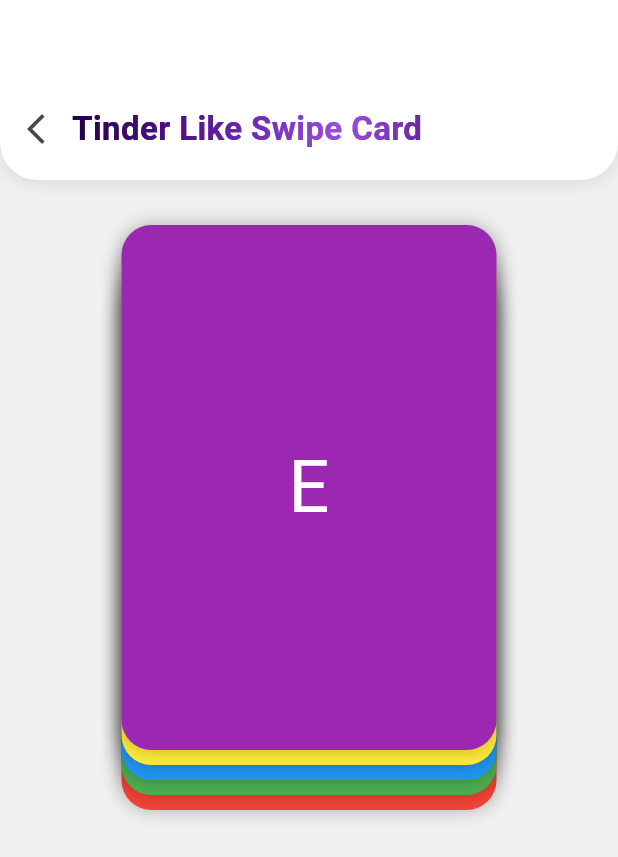
After one commit to MHuzaifaKhan97/mastering_flutter_animation, a Flutter app: the AnimationMiniProjects screen opened directly, after a tap on "Tinder Like Swipe Card", on a phone screen of 412 x 824 dp. The commit adds this screen. Shown: the top 857 px of the screen. Run offline on Flutter 3.47's test engine with Material 3 defaults, Android fonts, the phone set to English and light mode, and no system bars; our stand-ins replace flutter_riverpod, lottie, rive; missing offline and left inert: flutter_sequence_animation; project files that could hold a hidden picture were left out.

Commit message:
Tinder Like Animation Card Completed.

```diff
--- a/lib/modules/animation_mini_projects/animation_mini_projects.dart
+++ b/lib/modules/animation_mini_projects/animation_mini_projects.dart
@@ -1,6 +1,7 @@
 import 'package:flutter/material.dart';
 import 'package:mastering_flutter_animation/modules/animation_mini_projects/animated_login_screen/animated_login_screen.dart';
 import 'package:mastering_flutter_animation/modules/animation_mini_projects/custom_loading_spinner/custom_loading_spinner.dart';
+import 'package:mastering_flutter_animation/modules/animation_mini_projects/tinder_like_swipe_card/tinder_like_swipe_card.dart';
 import 'package:mastering_flutter_animation/widgets/custom_appbar_widget.dart';
 import 'package:mastering_flutter_animation/widgets/custom_button.dart';
 
@@ -46,6 +47,18 @@ class AnimationMiniProjects extends StatelessWidget {
                 );
               },
             ),
+            SizedBox(height: MediaQuery.of(context).size.height * 0.02),
+            CustomButton(
+              title: 'Tinder Like Swipe Card',
+              onTap: () {
+                Navigator.push(
+                  context,
+                  MaterialPageRoute(
+                    builder: (context) => const TinderLikeSwipeCard(),
+                  ),
+                );
+              },
+            ),
           ],
         ),
       ),
--- /dev/null
+++ b/lib/modules/animation_mini_projects/tinder_like_swipe_card/tinder_like_swipe_card.dart
@@ -0,0 +1,124 @@
+import 'package:flutter/material.dart';
+import 'package:mastering_flutter_animation/widgets/custom_appbar_widget.dart';
+
+class TinderLikeSwipeCard extends StatefulWidget {
+  final double size;
+  const TinderLikeSwipeCard({super.key, this.size = 120});
+
+  @override
+  State<TinderLikeSwipeCard> createState() => _TinderLikeSwipeCardState();
+}
+
+class _TinderLikeSwipeCardState extends State<TinderLikeSwipeCard>
+    with SingleTickerProviderStateMixin {
+  List<CardItem> cards = [
+    CardItem('A', Colors.red),
+    CardItem('B', Colors.green),
+    CardItem('C', Colors.blue),
+    CardItem('D', Colors.yellow),
+    CardItem('E', Colors.purple)
+  ];
+  Offset _position = Offset.zero;
+  double _rotation = 0;
+
+  void _onPanUpdate(DragUpdateDetails details) {
+    setState(() {
+      _position += details.delta;
+      _rotation = _position.dx / 300;
+    });
+  }
+
+  void _onPanEnd(DragEndDetails details) {
+    if (_position.dx > 150) {
+      // Swiped right
+      _removeTopCard();
+    } else if (_position.dx < -150) {
+      // Swiped left
+      _removeTopCard();
+    } else {
+      // Reset
+      setState(() {
+        _position = Offset.zero;
+        _rotation = 0;
+      });
+    }
+  }
+
+  void _removeTopCard() {
+    setState(() {
+      cards.removeLast();
+      _position = Offset.zero;
+      _rotation = 0;
+    });
+  }
+
+  @override
+  Widget build(BuildContext context) {
+    return Scaffold(
+      backgroundColor: const Color.fromARGB(255, 240, 240, 240),
+      appBar: CustomRoundedAppBar(
+        title: 'Tinder Like Swipe Card',
+        isBack: true,
+      ),
+      body: Center(
+        child: Stack(
+          alignment: Alignment.center,
+          children: cards.asMap().entries.map((entry) {
+            int index = entry.key;
+            // String label = entry.value.label;
+
+            bool isTopCard = index == cards.length - 1;
+
+            return Positioned(
+              top: 20 + (cards.length - index - 1) * 10,
+              child: isTopCard
+                  ? GestureDetector(
+                      onPanUpdate: _onPanUpdate,
+                      onPanEnd: _onPanEnd,
+                      child: Transform.translate(
+                        offset: _position,
+                        child: Transform.rotate(
+                          angle: _rotation,
+                          child: SingleCardWidget(
+                            cardItem: cards[index],
+                          ),
+                        ),
+                      ),
+                    )
+                  : SingleCardWidget(cardItem: cards[index]),
+            );
+          }).toList(),
+        ),
+      ),
+    );
+  }
+}
+
+class SingleCardWidget extends StatelessWidget {
+  final CardItem cardItem;
+  const SingleCardWidget({super.key, required this.cardItem});
+
+  @override
+  Widget build(BuildContext context) {
+    return Container(
+      width: 250,
+      height: 350,
+      margin: const EdgeInsets.symmetric(vertical: 10),
+      decoration: BoxDecoration(
+        color: cardItem.color,
+        borderRadius: BorderRadius.circular(20),
+        boxShadow: [BoxShadow(blurRadius: 10, color: Colors.black26)],
+      ),
+      child: Center(
+        child: Text(cardItem.label,
+            style: TextStyle(fontSize: 48, color: Colors.white)),
+      ),
+    );
+  }
+}
+
+class CardItem {
+  final String label;
+  final Color color;
+  CardItem(this.label, this.color);
+}
```
